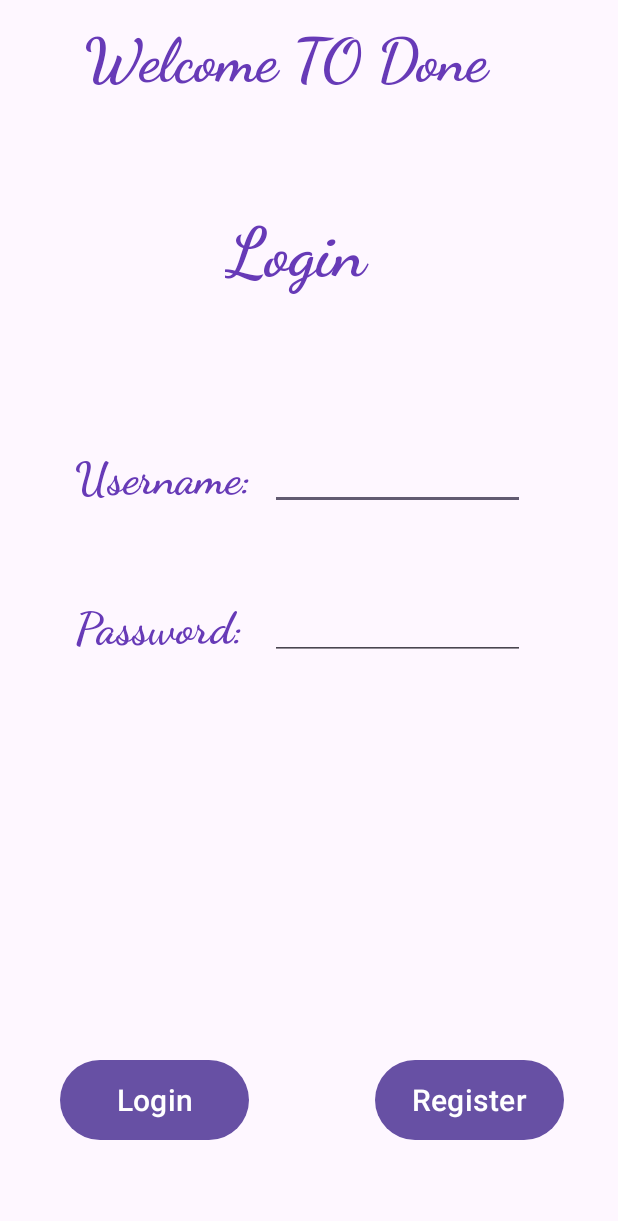
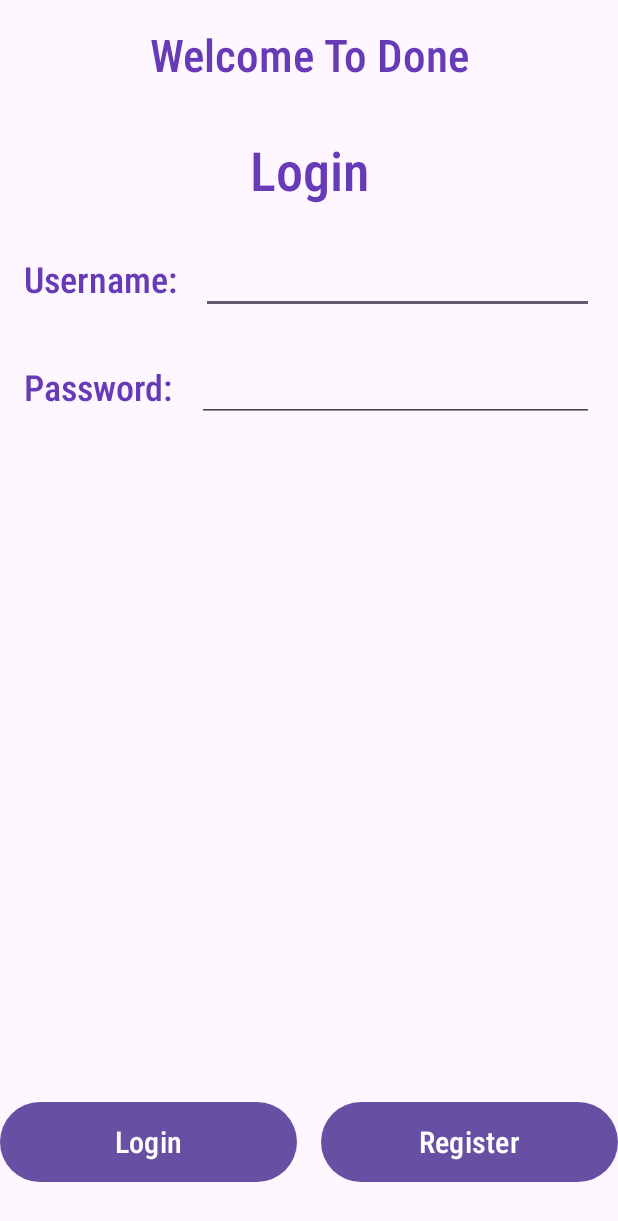
Before and after one commit to HanaAyman33/ToDoList, an Android app: the screen it shows after launch (MainActivity), on a phone screen of 412 x 824 dp. Shown: the top 1221 px of the screen. Run offline under Robolectric (Android 15) with nearby library versions, the light colour scheme and no system bars; our stand-ins replace Volley.

Commit message:
Update activity_main.xml

```diff
--- a/ToDoList/app/src/main/res/layout/activity_main.xml
+++ b/ToDoList/app/src/main/res/layout/activity_main.xml
@@ -1,5 +1,7 @@
 <?xml version="1.0" encoding="utf-8"?>
-<RelativeLayout xmlns:android="http://schemas.android.com/apk/res/android"
+<androidx.constraintlayout.widget.ConstraintLayout
+    xmlns:android="http://schemas.android.com/apk/res/android"
+    xmlns:app="http://schemas.android.com/apk/res-auto"
     xmlns:tools="http://schemas.android.com/tools"
     android:layout_width="match_parent"
     android:layout_height="match_parent"
@@ -7,83 +9,122 @@
 
     <TextView
         android:id="@+id/title"
-        android:layout_width="300dp"
+        android:layout_width="0dp"
         android:layout_height="wrap_content"
-        android:layout_centerHorizontal="true"
-        android:layout_marginTop="15dp"
-        android:fontFamily="cursive"
-        android:text="@string/welcome_to_done"  android:textColor="#673AB7"
-        android:textSize="40sp"
-        android:textStyle="bold" />
+        android:layout_marginStart="16dp"
+        android:layout_marginTop="16dp"
+        android:layout_marginEnd="16dp"
+        android:fontFamily="sans-serif-condensed-light"
+        android:text="Welcome To Done"
+        android:textColor="#673AB7"
+        android:textSize="30sp"
+        android:textStyle="bold"
+        android:gravity="center"
+        app:layout_constraintEnd_toEndOf="parent"
+        app:layout_constraintStart_toStartOf="parent"
+        app:layout_constraintTop_toTopOf="parent" />
 
     <TextView
         android:id="@+id/subTitle"
-        android:layout_width="200dp"
+        android:layout_width="0dp"
         android:layout_height="wrap_content"
-        android:fontFamily="cursive"
-        android:text="@string/loginLabel"  android:textColor="#673AB7"
-        android:textSize="45sp"
+        android:layout_marginTop="32dp"
+        android:fontFamily="sans-serif-condensed-light"
+        android:text="@string/loginLabel"
+        android:textColor="#673AB7"
+        android:textSize="36sp"
         android:textStyle="bold"
-        android:layout_marginLeft="150dp"  android:layout_marginTop="140dp"/>
+        android:gravity="center"
+        app:layout_constraintEnd_toEndOf="parent"
+        app:layout_constraintStart_toStartOf="parent"
+        app:layout_constraintTop_toBottomOf="@id/title" />
 
     <TextView
         android:id="@+id/username"
-        android:layout_width="200dp"
+        android:layout_width="wrap_content"
         android:layout_height="wrap_content"
-        android:fontFamily="cursive"
-        android:text="@string/username"  android:textColor="#673AB7"
-        android:textSize="30sp"
+        android:layout_marginStart="16dp"
+        android:layout_marginTop="32dp"
+        android:fontFamily="sans-serif-condensed-light"
+        android:text="@string/username"
+        android:textColor="#673AB7"
+        android:textSize="24sp"
         android:textStyle="bold"
-        android:layout_marginLeft="50dp"
-        android:layout_marginTop="300dp" />
+        app:layout_constraintStart_toStartOf="parent"
+        app:layout_constraintTop_toBottomOf="@id/subTitle" />
+
+    <EditText
+        android:id="@+id/input1"
+        android:layout_width="0dp"
+        android:layout_height="40dp"
+        android:layout_marginStart="16dp"
+        android:layout_marginTop="32dp"
+        android:layout_marginEnd="16dp"
+        android:autofillHints="username"
+        android:inputType="text"
+        app:layout_constraintEnd_toEndOf="parent"
+        app:layout_constraintStart_toEndOf="@id/username"
+        app:layout_constraintTop_toBottomOf="@id/subTitle" />
 
     <TextView
         android:id="@+id/password"
-        android:layout_width="200dp"
+        android:layout_width="wrap_content"
         android:layout_height="wrap_content"
-        android:fontFamily="cursive"
-        android:text="@string/password"  android:textColor="#673AB7"
-        android:textSize="30sp"
+        android:layout_marginStart="16dp"
+        android:layout_marginTop="32dp"
+        android:fontFamily="sans-serif-condensed-light"
+        android:text="@string/password"
+        android:textColor="#673AB7"
+        android:textSize="24sp"
         android:textStyle="bold"
-        android:layout_marginLeft="50dp"
-        android:layout_marginTop="400dp" />
-
-    <EditText
-        android:id="@+id/input1"
-        android:layout_width="170dp"
-        android:layout_height="40dp"
-        android:layout_marginLeft="180dp"
-        android:layout_marginTop="300dp"
-        android:autofillHints="username"
-        android:inputType="text"
-        tools:ignore="LabelFor" />
+        app:layout_constraintStart_toStartOf="parent"
+        app:layout_constraintTop_toBottomOf="@id/input1" />
 
     <EditText
         android:id="@+id/input2"
-        android:layout_width="170dp"
+        android:layout_width="0dp"
         android:layout_height="40dp"
-        android:layout_marginLeft="180dp"
-        android:layout_marginTop="400dp"
+        android:layout_marginStart="16dp"
+        android:layout_marginTop="32dp"
+        android:layout_marginEnd="16dp"
         android:autofillHints="password"
         android:inputType="textPassword"
-        tools:ignore="LabelFor" />
+        app:layout_constraintEnd_toEndOf="parent"
+        app:layout_constraintStart_toEndOf="@id/password"
+        app:layout_constraintTop_toBottomOf="@id/input1" />
+
+    <LinearLayout
+        android:layout_width="0dp"
+        android:layout_height="wrap_content"
+        android:layout_marginBottom="32dp"
+        android:orientation="horizontal"
+        android:gravity="center"
+        android:weightSum="2"
+        app:layout_constraintBottom_toBottomOf="parent"
+        app:layout_constraintEnd_toEndOf="parent"
+        app:layout_constraintStart_toStartOf="parent">
 
         <Button
             android:id="@+id/log"
-        android:layout_width="126dp"
+            android:layout_width="0dp"
             android:layout_height="61dp"
-        android:layout_alignParentBottom="true"
-        android:layout_marginStart="40dp"
-        android:layout_marginBottom="60dp"
-        android:onClick="viewList"  android:text="@string/log"  android:textSize="20sp" />
+            android:layout_marginEnd="8dp"
+            android:layout_weight="1"
+            android:onClick="viewList"
+            android:text="@string/log"
+            android:textSize="20sp"
+            android:fontFamily="sans-serif-condensed-medium"/>
 
         <Button
             android:id="@+id/reg"
-        android:layout_width="126dp"
+            android:layout_width="0dp"
             android:layout_height="61dp"
-        android:layout_alignParentBottom="true"
-        android:layout_marginStart="250dp"
-        android:layout_marginBottom="60dp"
-        android:onClick="toggle"  android:text="@string/registerNew"  android:textSize="20sp" />
+            android:layout_marginStart="8dp"
+            android:layout_weight="1"
+            android:onClick="toggle"
+            android:text="@string/registerNew"
+            android:textSize="20sp"
+            android:fontFamily="sans-serif-condensed-medium"/>
+    </LinearLayout>
 
-</RelativeLayout>
+</androidx.constraintlayout.widget.ConstraintLayout>
```
Lines whose indentation alone changed are shown as unchanged.
